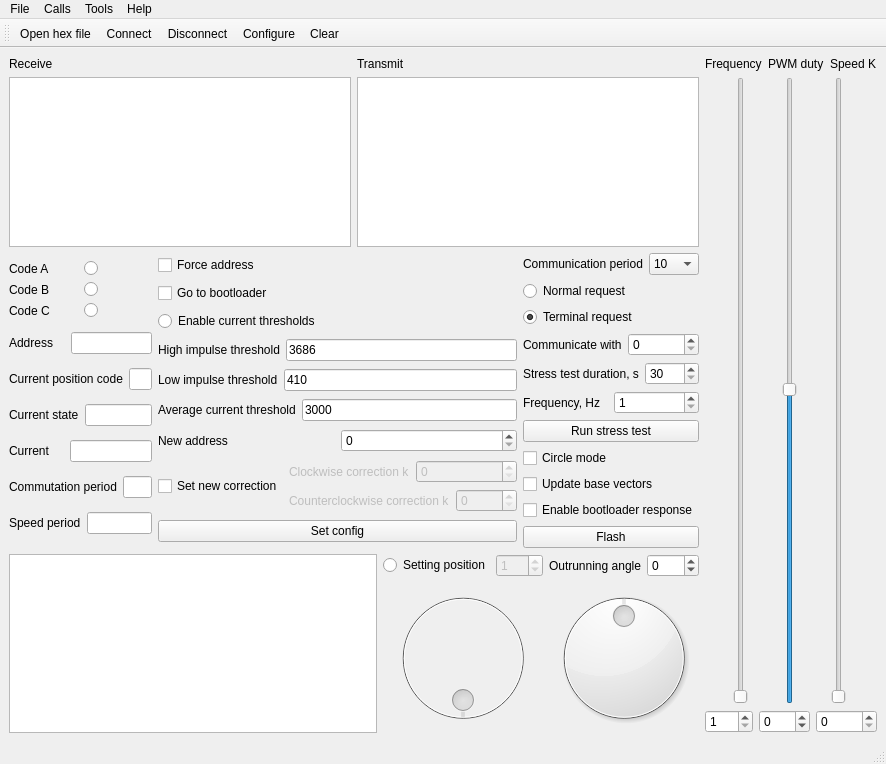
Old version of the form mainwindow.ui in the repository RunoVj/Terminal.
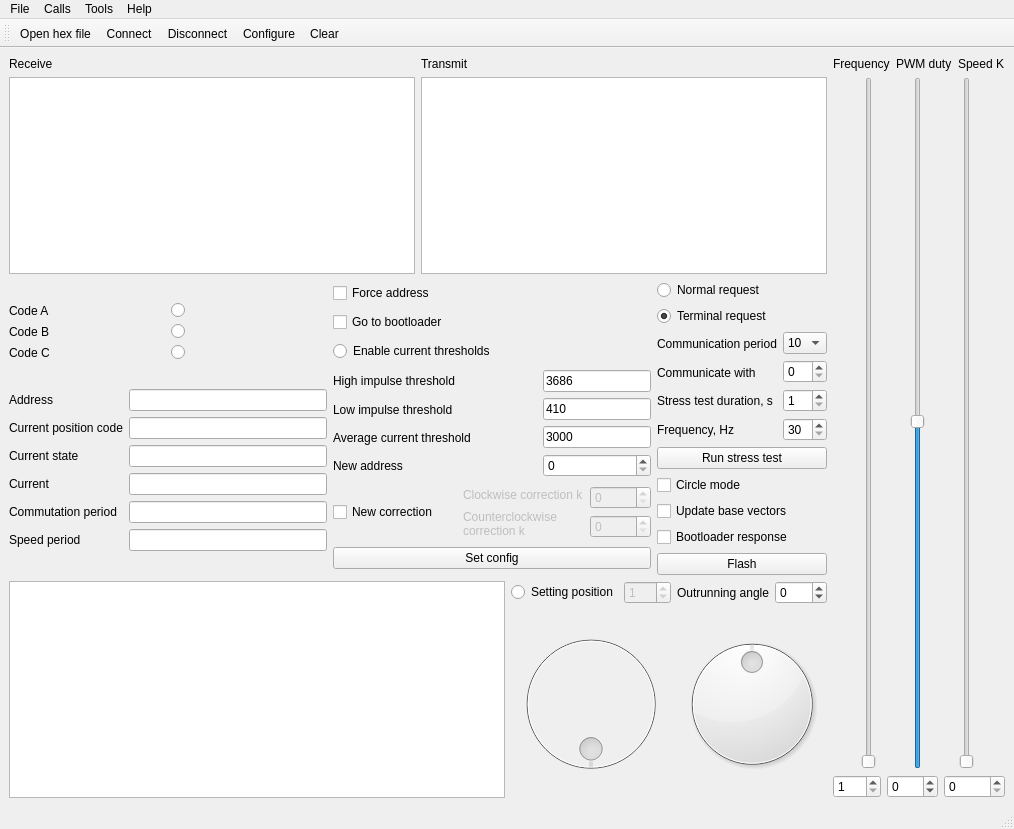
New version of the form. Icons and pictures are not drawn.

Patch:
```diff
--- a/mainwindow.ui
+++ b/mainwindow.ui
@@ -6,8 +6,8 @@
    <rect>
     <x>0</x>
     <y>0</y>
-    <width>886</width>
-    <height>764</height>
+    <width>1014</width>
+    <height>829</height>
    </rect>
   </property>
   <property name="windowTitle">
@@ -179,6 +179,8 @@
               <item>
                <layout class="QHBoxLayout" name="horizontalLayout_24">
                 <item>
+                 <layout class="QVBoxLayout" name="verticalLayout_7">
+                  <item>
                  <widget class="QLabel" name="label_Address">
                   <property name="text">
                    <string>Address</string>
@@ -186,30 +188,6 @@
                  </widget>
                 </item>
                 <item>
-                 <spacer name="horizontalSpacer_Address">
-                  <property name="orientation">
-                   <enum>Qt::Horizontal</enum>
-                  </property>
-                  <property name="sizeHint" stdset="0">
-                   <size>
-                    <width>40</width>
-                    <height>20</height>
-                   </size>
-                  </property>
-                 </spacer>
-                </item>
-                <item>
-                 <widget class="QLineEdit" name="lineEditAddress">
-                  <property name="readOnly">
-                   <bool>true</bool>
-                  </property>
-                 </widget>
-                </item>
-               </layout>
-              </item>
-              <item>
-               <layout class="QHBoxLayout" name="horizontalLayout_25">
-                <item>
                  <widget class="QLabel" name="label_GrayCode">
                   <property name="text">
                    <string>Current position code</string>
@@ -217,30 +195,6 @@
                  </widget>
                 </item>
                 <item>
-                 <spacer name="horizontalSpacer_GrayCode">
-                  <property name="orientation">
-                   <enum>Qt::Horizontal</enum>
-                  </property>
-                  <property name="sizeHint" stdset="0">
-                   <size>
-                    <width>40</width>
-                    <height>20</height>
-                   </size>
-                  </property>
-                 </spacer>
-                </item>
-                <item>
-                 <widget class="QLineEdit" name="lineEditGrayCode">
-                  <property name="readOnly">
-                   <bool>true</bool>
-                  </property>
-                 </widget>
-                </item>
-               </layout>
-              </item>
-              <item>
-               <layout class="QHBoxLayout" name="horizontalLayout_26">
-                <item>
                  <widget class="QLabel" name="label_State">
                   <property name="text">
                    <string>Current state</string>
@@ -248,30 +202,6 @@
                  </widget>
                 </item>
                 <item>
-                 <spacer name="horizontalSpacer_State">
-                  <property name="orientation">
-                   <enum>Qt::Horizontal</enum>
-                  </property>
-                  <property name="sizeHint" stdset="0">
-                   <size>
-                    <width>40</width>
-                    <height>20</height>
-                   </size>
-                  </property>
-                 </spacer>
-                </item>
-                <item>
-                 <widget class="QLineEdit" name="lineEditState">
-                  <property name="readOnly">
-                   <bool>true</bool>
-                  </property>
-                 </widget>
-                </item>
-               </layout>
-              </item>
-              <item>
-               <layout class="QHBoxLayout" name="horizontalLayout_27">
-                <item>
                  <widget class="QLabel" name="label_Current">
                   <property name="text">
                    <string>Current</string>
@@ -279,33 +209,6 @@
                  </widget>
                 </item>
                 <item>
-                 <spacer name="horizontalSpacer_Current">
-                  <property name="orientation">
-                   <enum>Qt::Horizontal</enum>
-                  </property>
-                  <property name="sizeHint" stdset="0">
-                   <size>
-                    <width>40</width>
-                    <height>20</height>
-                   </size>
-                  </property>
-                 </spacer>
-                </item>
-                <item>
-                 <widget class="QLineEdit" name="lineEditCurrent">
-                  <property name="text">
-                   <string/>
-                  </property>
-                  <property name="readOnly">
-                   <bool>true</bool>
-                  </property>
-                 </widget>
-                </item>
-               </layout>
-              </item>
-              <item>
-               <layout class="QHBoxLayout" name="horizontalLayout_28">
-                <item>
                  <widget class="QLabel" name="label_CommutationPeriod">
                   <property name="text">
                    <string>Commutation period</string>
@@ -313,51 +216,56 @@
                  </widget>
                 </item>
                 <item>
-                 <spacer name="horizontalSpacer_CommutationPeriod_3">
-                  <property name="orientation">
-                   <enum>Qt::Horizontal</enum>
-                  </property>
-                  <property name="sizeHint" stdset="0">
-                   <size>
-                    <width>40</width>
-                    <height>20</height>
-                   </size>
-                  </property>
-                 </spacer>
-                </item>
-                <item>
-                 <widget class="QLineEdit" name="lineEditCommutationPeriod">
-                  <property name="text">
-                   <string/>
-                  </property>
-                  <property name="readOnly">
-                   <bool>true</bool>
-                  </property>
-                 </widget>
-                </item>
-               </layout>
-              </item>
-              <item>
-               <layout class="QHBoxLayout" name="horizontalLayout_7">
-                <item>
                  <widget class="QLabel" name="labelSpeedPeriod">
                   <property name="text">
                    <string>Speed period</string>
                   </property>
                  </widget>
                 </item>
+                 </layout>
+                </item>
                 <item>
-                 <spacer name="horizontalSpacer_3">
-                  <property name="orientation">
-                   <enum>Qt::Horizontal</enum>
-                  </property>
-                  <property name="sizeHint" stdset="0">
-                   <size>
-                    <width>40</width>
-                    <height>20</height>
-                   </size>
-                  </property>
-                 </spacer>
+                 <layout class="QVBoxLayout" name="verticalLayout_6">
+                  <item>
+                   <widget class="QLineEdit" name="lineEditAddress">
+                    <property name="readOnly">
+                     <bool>true</bool>
+                    </property>
+                   </widget>
+                  </item>
+                  <item>
+                   <widget class="QLineEdit" name="lineEditGrayCode">
+                    <property name="readOnly">
+                     <bool>true</bool>
+                    </property>
+                   </widget>
+                  </item>
+                  <item>
+                   <widget class="QLineEdit" name="lineEditState">
+                    <property name="readOnly">
+                     <bool>true</bool>
+                    </property>
+                   </widget>
+                  </item>
+                  <item>
+                   <widget class="QLineEdit" name="lineEditCurrent">
+                    <property name="text">
+                     <string/>
+                    </property>
+                    <property name="readOnly">
+                     <bool>true</bool>
+                    </property>
+                   </widget>
+                  </item>
+                  <item>
+                   <widget class="QLineEdit" name="lineEditCommutationPeriod">
+                    <property name="text">
+                     <string/>
+                    </property>
+                    <property name="readOnly">
+                     <bool>true</bool>
+                    </property>
+                   </widget>
                 </item>
                 <item>
                  <widget class="QLineEdit" name="lineEditSpeedPeriod"/>
@@ -366,21 +274,7 @@
               </item>
              </layout>
             </item>
-            <item>
-             <spacer name="horizontalSpacer">
-              <property name="orientation">
-               <enum>Qt::Horizontal</enum>
-              </property>
-              <property name="sizeHint" stdset="0">
-               <size>
-                <width>40</width>
-                <height>20</height>
-               </size>
-              </property>
-             </spacer>
-            </item>
-            <item>
-             <layout class="QVBoxLayout" name="verticalLayout_15"/>
+             </layout>
             </item>
            </layout>
           </item>
@@ -416,64 +310,83 @@
             <item>
              <layout class="QHBoxLayout" name="horizontalLayout_4">
               <item>
+               <layout class="QVBoxLayout" name="verticalLayout_9">
+                <item>
                <widget class="QLabel" name="label_5">
                 <property name="text">
                  <string>High impulse threshold</string>
                 </property>
-               </widget>
-              </item>
-              <item>
-               <widget class="QLineEdit" name="lineEditCurrentHighThreshold">
-                <property name="text">
-                 <string>3686</string>
+                  <property name="wordWrap">
+                   <bool>true</bool>
                 </property>
                </widget>
               </item>
-             </layout>
-            </item>
-            <item>
-             <layout class="QHBoxLayout" name="horizontalLayout_5">
               <item>
                <widget class="QLabel" name="label_9">
                 <property name="text">
                  <string>Low impulse threshold</string>
                 </property>
-               </widget>
-              </item>
-              <item>
-               <widget class="QLineEdit" name="lineEditCurrentLowThreshold">
-                <property name="text">
-                 <string>410</string>
+                  <property name="wordWrap">
+                   <bool>true</bool>
                 </property>
                </widget>
               </item>
-             </layout>
-            </item>
-            <item>
-             <layout class="QHBoxLayout" name="horizontalLayout_6">
               <item>
                <widget class="QLabel" name="label_10">
                 <property name="text">
                  <string>Average current threshold</string>
                 </property>
-               </widget>
-              </item>
-              <item>
-               <widget class="QLineEdit" name="lineEditCurrentAverageThreshold">
-                <property name="text">
-                 <string>3000</string>
+                  <property name="wordWrap">
+                   <bool>true</bool>
                 </property>
                </widget>
               </item>
-             </layout>
-            </item>
-            <item>
-             <layout class="QHBoxLayout" name="horizontalLayout_2">
               <item>
                <widget class="QLabel" name="label_4">
                 <property name="text">
                  <string>New address</string>
                 </property>
+                  <property name="wordWrap">
+                   <bool>true</bool>
+                  </property>
+                 </widget>
+                </item>
+               </layout>
+              </item>
+              <item>
+               <spacer name="horizontalSpacer_4">
+                <property name="orientation">
+                 <enum>Qt::Horizontal</enum>
+                </property>
+                <property name="sizeHint" stdset="0">
+                 <size>
+                  <width>40</width>
+                  <height>20</height>
+                 </size>
+                </property>
+               </spacer>
+              </item>
+              <item>
+               <layout class="QVBoxLayout" name="verticalLayout_8">
+                <item>
+                 <widget class="QLineEdit" name="lineEditCurrentHighThreshold">
+                  <property name="text">
+                   <string>3686</string>
+                  </property>
+                 </widget>
+                </item>
+                <item>
+                 <widget class="QLineEdit" name="lineEditCurrentLowThreshold">
+                  <property name="text">
+                   <string>410</string>
+                  </property>
+                 </widget>
+                </item>
+                <item>
+                 <widget class="QLineEdit" name="lineEditCurrentAverageThreshold">
+                  <property name="text">
+                   <string>3000</string>
+                  </property>
                </widget>
               </item>
               <item>
@@ -485,12 +398,14 @@
               </item>
              </layout>
             </item>
+             </layout>
+            </item>
             <item>
              <layout class="QHBoxLayout" name="horizontalLayout_10">
               <item>
                <widget class="QCheckBox" name="checkBoxUpdateCorrection">
                 <property name="text">
-                 <string>Set new correction</string>
+                 <string>New correction</string>
                 </property>
                </widget>
               </item>
@@ -499,6 +414,8 @@
                 <item>
                  <layout class="QHBoxLayout" name="horizontalLayout_12">
                   <item>
+                   <layout class="QVBoxLayout" name="verticalLayout_11">
+                    <item>
                    <widget class="QLabel" name="labelClockwiseCorrection">
                     <property name="enabled">
                      <bool>false</bool>
@@ -506,30 +423,51 @@
                     <property name="text">
                      <string>Clockwise correction k</string>
                     </property>
-                   </widget>
-                  </item>
-                  <item>
-                   <widget class="QSpinBox" name="spinBoxClockwiseK">
-                    <property name="enabled">
-                     <bool>false</bool>
-                    </property>
-                    <property name="maximum">
-                     <number>10000</number>
+                      <property name="textFormat">
+                       <enum>Qt::AutoText</enum>
+                      </property>
+                      <property name="wordWrap">
+                       <bool>true</bool>
                     </property>
                    </widget>
                   </item>
-                 </layout>
-                </item>
-                <item>
-                 <layout class="QHBoxLayout" name="horizontalLayout_11">
                   <item>
                    <widget class="QLabel" name="labelCounterclockwiseCorrection">
                     <property name="enabled">
                      <bool>false</bool>
                     </property>
+                      <property name="acceptDrops">
+                       <bool>false</bool>
+                      </property>
                     <property name="text">
                      <string>Counterclockwise correction k</string>
                     </property>
+                      <property name="scaledContents">
+                       <bool>true</bool>
+                      </property>
+                      <property name="wordWrap">
+                       <bool>true</bool>
+                      </property>
+                     </widget>
+                    </item>
+                   </layout>
+                  </item>
+                  <item>
+                   <layout class="QVBoxLayout" name="verticalLayout_10">
+                    <item>
+                     <widget class="QSpinBox" name="spinBoxClockwiseK">
+                      <property name="enabled">
+                       <bool>false</bool>
+                      </property>
+                      <property name="sizePolicy">
+                       <sizepolicy hsizetype="Preferred" vsizetype="Fixed">
+                        <horstretch>0</horstretch>
+                        <verstretch>0</verstretch>
+                       </sizepolicy>
+                      </property>
+                      <property name="maximum">
+                       <number>65565</number>
+                      </property>
                    </widget>
                   </item>
                   <item>
@@ -548,6 +486,8 @@
               </item>
              </layout>
             </item>
+             </layout>
+            </item>
             <item>
              <widget class="QPushButton" name="pushButtonSetConfig">
               <property name="text">
@@ -557,58 +497,10 @@
             </item>
            </layout>
           </item>
-          <item>
-           <spacer name="horizontalSpacer_2">
-            <property name="orientation">
-             <enum>Qt::Horizontal</enum>
-            </property>
-            <property name="sizeHint" stdset="0">
-             <size>
-              <width>40</width>
-              <height>20</height>
-             </size>
-            </property>
-           </spacer>
-          </item>
           <item>
            <layout class="QVBoxLayout" name="verticalLayout_19">
             <item>
              <layout class="QVBoxLayout" name="verticalLayout_3">
-              <item>
-               <layout class="QHBoxLayout" name="horizontalLayout_13">
-                <item>
-                 <widget class="QLabel" name="label_14">
-                  <property name="text">
-                   <string>Communication period</string>
-                  </property>
-                 </widget>
-                </item>
-                <item>
-                 <widget class="QComboBox" name="comboBoxCommunicationPeriod">
-                  <item>
-                   <property name="text">
-                    <string>10</string>
-                   </property>
-                  </item>
-                  <item>
-                   <property name="text">
-                    <string>12</string>
-                   </property>
-                  </item>
-                  <item>
-                   <property name="text">
-                    <string>15</string>
-                   </property>
-                  </item>
-                  <item>
-                   <property name="text">
-                    <string>20</string>
-                   </property>
-                  </item>
-                 </widget>
-                </item>
-               </layout>
-              </item>
               <item>
                <widget class="QRadioButton" name="radioButtonNormalRequest">
                 <property name="text">
@@ -633,46 +525,39 @@
                </widget>
               </item>
               <item>
-               <layout class="QHBoxLayout" name="horizontalLayout_3">
+               <layout class="QHBoxLayout" name="horizontalLayout_13">
+                <item>
+                 <layout class="QVBoxLayout" name="verticalLayout_24">
+                  <item>
+                   <widget class="QLabel" name="label_14">
+                    <property name="text">
+                     <string>Communication period</string>
+                    </property>
+                    <property name="wordWrap">
+                     <bool>true</bool>
+                    </property>
+                   </widget>
+                  </item>
                 <item>
                  <widget class="QLabel" name="label_3">
                   <property name="text">
                    <string>Communicate with</string>
                   </property>
-                 </widget>
-                </item>
-                <item>
-                 <widget class="QSpinBox" name="spinBoxCurrentAddress">
-                  <property name="maximum">
-                   <number>8</number>
+                    <property name="wordWrap">
+                     <bool>true</bool>
                   </property>
                  </widget>
                 </item>
-               </layout>
-              </item>
-              <item>
-               <layout class="QHBoxLayout" name="horizontalLayout_8">
                 <item>
                  <widget class="QLabel" name="label_12">
                   <property name="text">
                    <string>Stress test duration, s</string>
                   </property>
-                 </widget>
-                </item>
-                <item>
-                 <widget class="QSpinBox" name="spinBoxStressTestDuration">
-                  <property name="minimum">
-                   <number>30</number>
-                  </property>
-                  <property name="maximum">
-                   <number>60</number>
-                  </property>
-                 </widget>
-                </item>
-               </layout>
-              </item>
-              <item>
-               <layout class="QHBoxLayout" name="horizontalLayout_9">
+                    <property name="wordWrap">
+                     <bool>true</bool>
+                    </property>
+                   </widget>
+                  </item>
                 <item>
                  <widget class="QLabel" name="label_13">
                   <property name="text">
@@ -680,6 +565,41 @@
                   </property>
                  </widget>
                 </item>
+                 </layout>
+                </item>
+                <item>
+                 <layout class="QVBoxLayout" name="verticalLayout_23">
+                  <item>
+                   <widget class="QComboBox" name="comboBoxCommunicationPeriod">
+                    <item>
+                     <property name="text">
+                      <string>10</string>
+                     </property>
+                    </item>
+                    <item>
+                     <property name="text">
+                      <string>12</string>
+                     </property>
+                    </item>
+                    <item>
+                     <property name="text">
+                      <string>15</string>
+                     </property>
+                    </item>
+                    <item>
+                     <property name="text">
+                      <string>20</string>
+                     </property>
+                    </item>
+                   </widget>
+                  </item>
+                  <item>
+                   <widget class="QSpinBox" name="spinBoxCurrentAddress">
+                    <property name="maximum">
+                     <number>8</number>
+                    </property>
+                   </widget>
+                  </item>
                 <item>
                  <widget class="QSpinBox" name="spinBoxStressFrequency">
                   <property name="minimum">
@@ -690,6 +610,18 @@
                   </property>
                  </widget>
                 </item>
+                  <item>
+                   <widget class="QSpinBox" name="spinBoxStressTestDuration">
+                    <property name="minimum">
+                     <number>30</number>
+                    </property>
+                    <property name="maximum">
+                     <number>60</number>
+                    </property>
+                   </widget>
+                  </item>
+                 </layout>
+                </item>
                </layout>
               </item>
               <item>
@@ -731,7 +663,7 @@
                  <set>Qt::ImhNone</set>
                 </property>
                 <property name="text">
-                 <string>Enable bootloader response</string>
+                 <string>Bootloader response</string>
                 </property>
                </widget>
               </item>
@@ -835,10 +767,10 @@
                 <item>
                  <widget class="QSpinBox" name="spinBoxOutrunningAngle">
                   <property name="minimum">
-                   <number>-30</number>
+                   <number>-100</number>
                   </property>
                   <property name="maximum">
-                   <number>30</number>
+                   <number>100</number>
                   </property>
                  </widget>
                 </item>
@@ -1019,8 +951,8 @@
     <rect>
      <x>0</x>
      <y>0</y>
-     <width>886</width>
-     <height>20</height>
+     <width>1014</width>
+     <height>22</height>
     </rect>
    </property>
    <widget class="QMenu" name="menuCalls">
```
Lines whose indentation alone changed are shown as unchanged.
